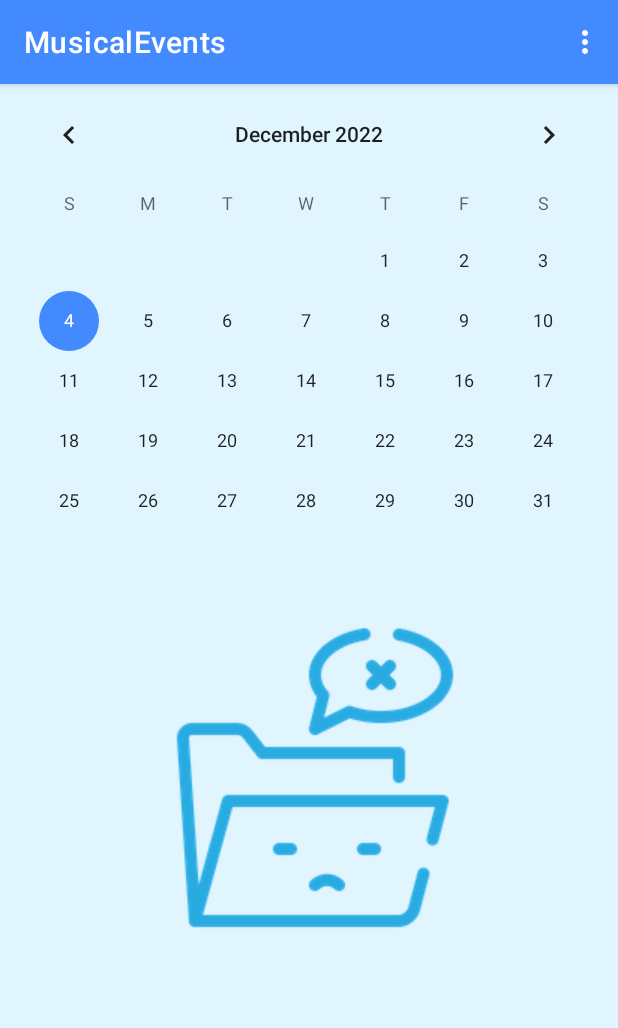
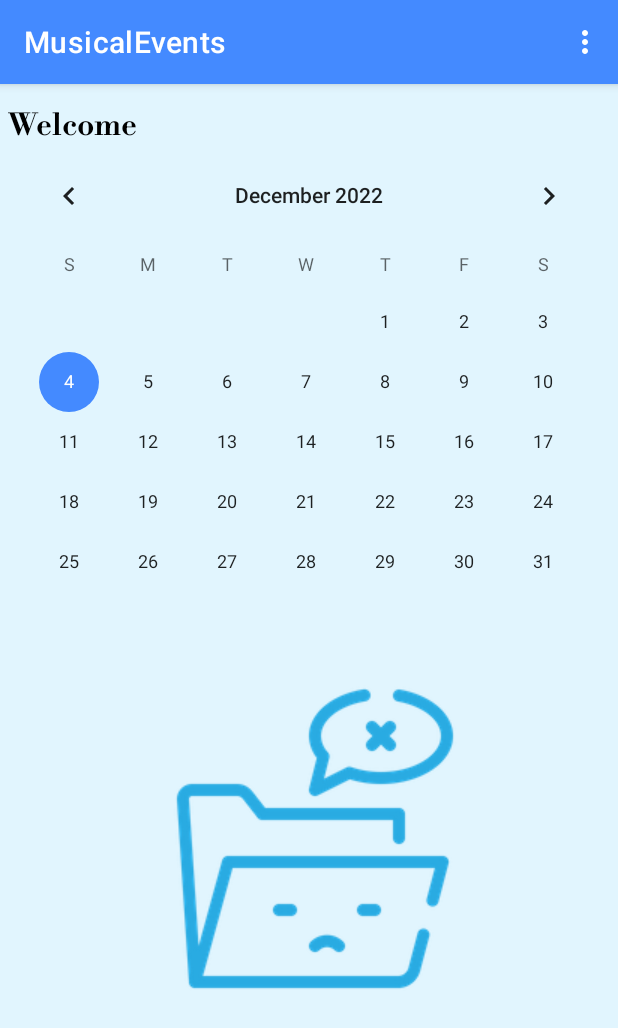
Before and after one commit to RafaelRio/MusicalEvents, an Android app: the UserFragment screen opened directly, with no data from a screen before it, on a phone screen of 412 x 824 dp. Shown: the top 1028 px of the screen. Run offline under Robolectric (Android 15) with nearby library versions, the phone set to English and light mode, and no system bars; our stand-ins replace Firebase (no records; nobody signed in at launch, a user with empty details on screens opened directly).

Commit message:
Saludo en ambas activities

```diff
--- a/app/build.gradle
+++ b/app/build.gradle
@@ -3,8 +3,6 @@ plugins {
     id 'org.jetbrains.kotlin.android'
     id 'com.google.gms.google-services'
     id 'kotlin-android'
-
-
 }
 
 android {
@@ -105,6 +103,4 @@ dependencies {
     implementation 'com.google.android.gms:play-services-maps:17.0.0'
 
     implementation 'net.sf.biweekly:biweekly:0.6.6'
-
-    implementation 'jp.co.recruit_mp:LightCalendarView:1.0.1'
 }
--- a/app/src/main/java/com/example/musicalevents/normalUser/allEvents/UserFragment.kt
+++ b/app/src/main/java/com/example/musicalevents/normalUser/allEvents/UserFragment.kt
@@ -66,6 +66,8 @@ class UserFragment : Fragment(), EventoListAdapterKt.OnManageEventoListener,
     override fun onViewCreated(view: View, savedInstanceState: Bundle?) {
         super.onViewCreated(view, savedInstanceState)
         menuCreation()
+
+        binding.tvWelcome.text = "${getString(R.string.welcome)} ${currentUser.name}"
 
         binding.calendarView.setOnDateChangeListener { _, year, month, day ->
             initRv()
--- a/app/src/main/res/layout/fragment_user.xml
+++ b/app/src/main/res/layout/fragment_user.xml
@@ -7,13 +7,26 @@
     android:orientation="vertical"
     android:background="@color/secondary_color">
 
+    <TextView
+        android:id="@+id/tvWelcome"
+        android:layout_width="match_parent"
+        android:layout_height="wrap_content"
+        app:layout_constraintStart_toStartOf="parent"
+        app:layout_constraintTop_toTopOf="parent"
+        android:textSize="@dimen/_20sp"
+        tools:text="Bienvenido usuario"
+        android:textColor="@color/black"
+        android:layout_marginTop="@dimen/_10dp"
+        android:layout_marginStart="@dimen/_5dp"
+        android:fontFamily="@font/bodoni_semibold"/>
+
     <CalendarView
         android:id="@+id/calendarView"
         android:layout_width="match_parent"
         android:layout_height="wrap_content"
         app:layout_constraintEnd_toEndOf="parent"
         app:layout_constraintStart_toStartOf="parent"
-        app:layout_constraintTop_toTopOf="parent">
+        app:layout_constraintTop_toBottomOf="@id/tvWelcome">
     </CalendarView>
 
 
```
